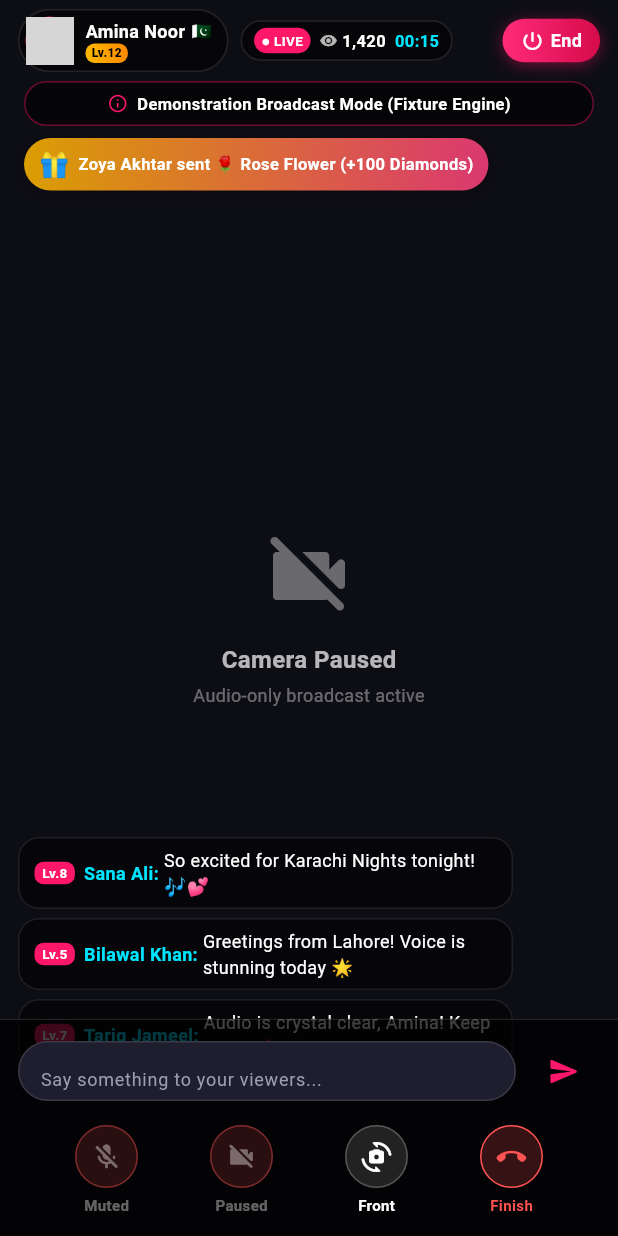
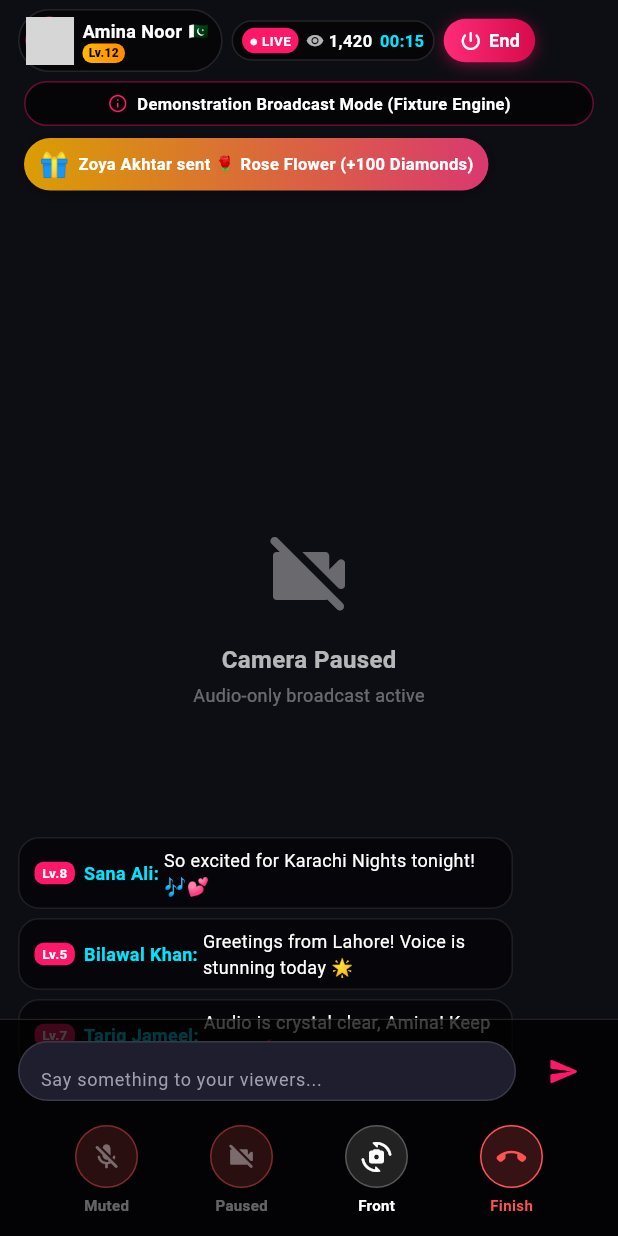
Before and after one commit to golddesk540-hash/live-app, a Flutter app: the HostStudioScreen screen opened directly, after a tap on "Mic On", after a tap on "Cam On", on a phone screen of 412 x 824 dp. Run offline on Flutter 3.47's test engine with Material 3 defaults, Android fonts, the phone set to English and light mode, and no system bars; our stand-ins replace flutter_secure_storage; accounts and stored records are empty; network calls fail; grey boxes are pictures that could not be loaded.

Commit message:
fix(mobile): resolve RenderFlex overflows and guard animations in tests

```diff
--- a/apps/mobile/lib/screens/live/go_live_gate_screen.dart
+++ b/apps/mobile/lib/screens/live/go_live_gate_screen.dart
@@ -239,7 +239,9 @@ class _GoLiveGateScreenState extends State<GoLiveGateScreen> {
                   child: Column(
                     crossAxisAlignment: CrossAxisAlignment.start,
                     children: [
-                      Row(
+                      Wrap(
+                        crossAxisAlignment: WrapCrossAlignment.center,
+                        spacing: 6,
                         children: [
                           const Text(
                             'Wealth Level Requirement: ',
--- a/apps/mobile/lib/screens/live/host_studio_screen.dart
+++ b/apps/mobile/lib/screens/live/host_studio_screen.dart
@@ -84,7 +84,10 @@ class _HostStudioScreenState extends State<HostStudioScreen>
     _pulseController = AnimationController(
       vsync: this,
       duration: const Duration(milliseconds: 1200),
-    )..repeat(reverse: true);
+    );
+    if (!Platform.environment.containsKey('FLUTTER_TEST')) {
+      _pulseController.repeat(reverse: true);
+    }
 
     _pulseAnimation = Tween<double>(begin: 0.85, end: 1.0).animate(
       CurvedAnimation(parent: _pulseController, curve: Curves.easeInOut),
@@ -462,7 +465,7 @@ class _HostStudioScreenState extends State<HostStudioScreen>
       children: [
         // Host avatar and name pill
         Container(
-          padding: const EdgeInsets.only(left: 4, top: 4, bottom: 4, right: 10),
+          padding: const EdgeInsets.only(left: 4, top: 4, bottom: 4, right: 8),
           decoration: BoxDecoration(
             color: Colors.black.withOpacity(0.55),
             borderRadius: BorderRadius.circular(24),
@@ -476,7 +479,7 @@ class _HostStudioScreenState extends State<HostStudioScreen>
                 backgroundImage: NetworkImage(user.avatarUrl),
                 onBackgroundImageError: (_, __) {},
               ),
-              const SizedBox(width: 8),
+              const SizedBox(width: 6),
               Column(
                 crossAxisAlignment: CrossAxisAlignment.start,
                 mainAxisSize: MainAxisSize.min,
@@ -520,11 +523,12 @@ class _HostStudioScreenState extends State<HostStudioScreen>
           ),
         ),
 
-        const SizedBox(width: 8),
+        const SizedBox(width: 6),
 
         // LIVE badge & Viewers & Timer
-        Container(
-          padding: const EdgeInsets.symmetric(horizontal: 8, vertical: 4),
+        Flexible(
+          child: Container(
+            padding: const EdgeInsets.symmetric(horizontal: 6, vertical: 4),
             decoration: BoxDecoration(
               color: Colors.black.withOpacity(0.55),
               borderRadius: BorderRadius.circular(16),
@@ -534,7 +538,8 @@ class _HostStudioScreenState extends State<HostStudioScreen>
               mainAxisSize: MainAxisSize.min,
               children: [
                 Container(
-                padding: const EdgeInsets.symmetric(horizontal: 5, vertical: 2),
+                  padding:
+                      const EdgeInsets.symmetric(horizontal: 5, vertical: 2),
                   decoration: BoxDecoration(
                     color: PopoTheme.primary,
                     borderRadius: BorderRadius.circular(10),
@@ -548,7 +553,7 @@ class _HostStudioScreenState extends State<HostStudioScreen>
                     ),
                   ),
                 ),
-              const SizedBox(width: 6),
+                const SizedBox(width: 5),
                 const Icon(Icons.visibility_rounded,
                     color: Colors.white70, size: 12),
                 const SizedBox(width: 3),
@@ -560,20 +565,24 @@ class _HostStudioScreenState extends State<HostStudioScreen>
                     fontWeight: FontWeight.bold,
                   ),
                 ),
-              const SizedBox(width: 6),
-              Text(
+                const SizedBox(width: 5),
+                Flexible(
+                  child: Text(
                     _formatDuration(_elapsedSeconds),
                     style: const TextStyle(
                       color: PopoTheme.cyan,
                       fontSize: 11,
                       fontWeight: FontWeight.bold,
                     ),
+                    overflow: TextOverflow.ellipsis,
+                  ),
                 ),
               ],
             ),
           ),
+        ),
 
-        const Spacer(),
+        const SizedBox(width: 6),
 
         // End Live Button
         GestureDetector(
@@ -581,7 +590,7 @@ class _HostStudioScreenState extends State<HostStudioScreen>
           onTap: _showEndLiveConfirmation,
           behavior: HitTestBehavior.opaque,
           child: Container(
-            padding: const EdgeInsets.symmetric(horizontal: 12, vertical: 6),
+            padding: const EdgeInsets.symmetric(horizontal: 10, vertical: 6),
             decoration: BoxDecoration(
               gradient: const LinearGradient(
                 colors: [Color(0xFFFF2B78), Color(0xFFD60B4C)],
```
Also changed, not shown: apps/mobile/lib/screens/live/face_verification_screen.dart (+17 -11 lines), apps/mobile/lib/screens/live/pre_live_setup_screen.dart (+11 -6 lines). Lines whose indentation alone changed are shown as unchanged.
